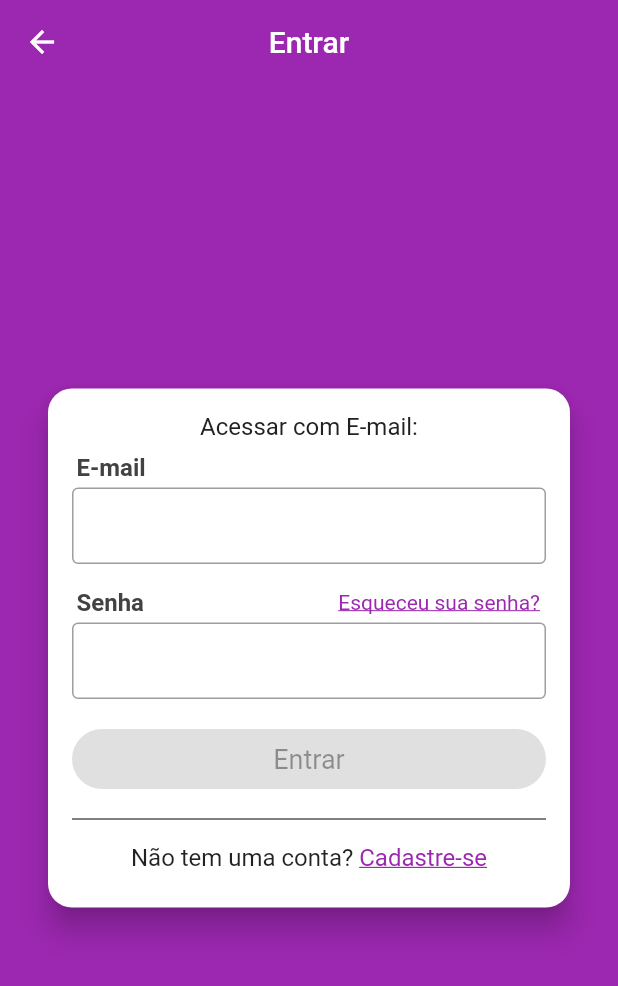
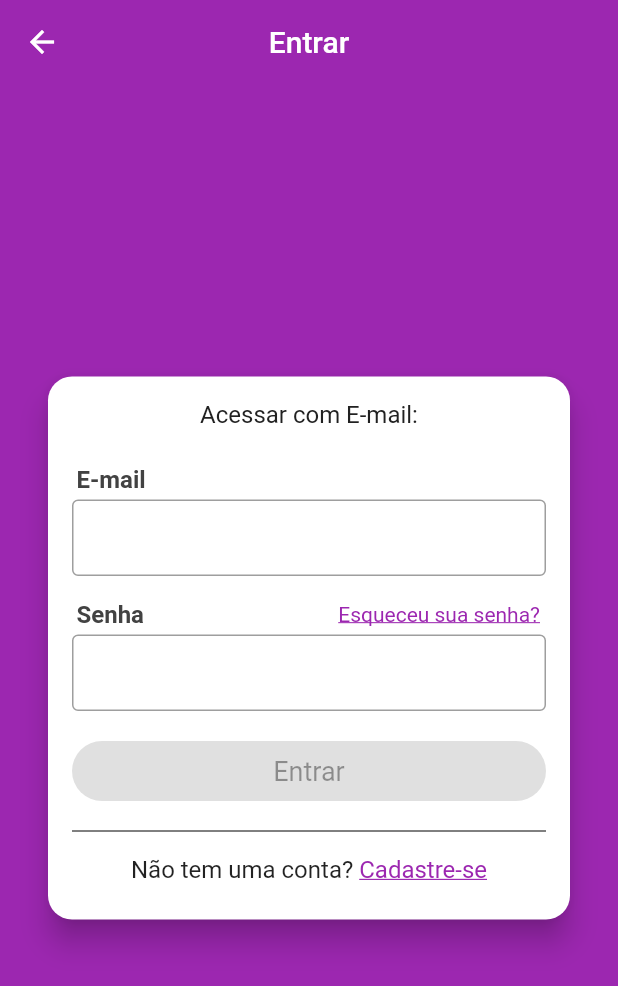
Before and after one commit to hipolito16/xlo_mobx, a Flutter app: the screen it shows after launch, in the side drawer, after a tap on "Acesse sua conta agora!", on a phone screen of 412 x 824 dp. Shown: the top 986 px of the screen. Run offline on Flutter 3.47's test engine with Material 2 defaults, Android fonts, the phone set to English and light mode, and no system bars; our stand-ins replace brasil_fields, flutter_mobx, get_it, mobx, parse_server_sdk_flutter; accounts and stored records are empty; generated files the repository leaves out were written again.

```diff
--- a/lib/components/custom_drawer/custom_drawer.dart
+++ b/lib/components/custom_drawer/custom_drawer.dart
@@ -14,7 +14,7 @@ class CustomDrawer extends StatelessWidget {
           child: Drawer(
               child: ListView(
             children: [
-              const CustomDrawerHeader(),
+              CustomDrawerHeader(),
               PageSection(),
             ],
           ))),
--- a/lib/components/custom_drawer/custom_drawer_header.dart
+++ b/lib/components/custom_drawer/custom_drawer_header.dart
@@ -1,15 +1,25 @@
 import 'package:xlo_mobx/screens/login/login_screen.dart';
+import 'package:xlo_mobx/stores/user_manager_store.dart';
+import 'package:xlo_mobx/stores/page_store.dart';
+import 'package:flutter_mobx/flutter_mobx.dart';
 import 'package:flutter/material.dart';
+import 'package:get_it/get_it.dart';
 
 class CustomDrawerHeader extends StatelessWidget {
-  const CustomDrawerHeader({super.key});
+  CustomDrawerHeader({super.key});
+
+  final UserManagerStore userManagerStore = GetIt.I<UserManagerStore>();
 
   @override
   Widget build(BuildContext context) {
     return GestureDetector(
       onTap: () {
         Navigator.of(context).pop();
+        if (userManagerStore.isLoggedIn) {
+          GetIt.I<PageStore>().setPage(4);
+        } else {
           Navigator.of(context).push(MaterialPageRoute(builder: (_) => LoginScreen()));
+        }
       },
       child: Container(
         color: Colors.purple,
@@ -23,24 +33,28 @@ class CustomDrawerHeader extends StatelessWidget {
               child: Column(
                 mainAxisAlignment: MainAxisAlignment.center,
                 crossAxisAlignment: CrossAxisAlignment.start,
-                children: const [
-                  Text(
-                    'Acesse sua conta agora!',
-                    style: TextStyle(
+                children: [
+                  Observer(builder: (_) {
+                    return Text(
+                      userManagerStore.isLoggedIn ? userManagerStore.user!.name! : 'Acesse sua conta agora!',
+                      style: const TextStyle(
                         color: Colors.white,
                         fontSize: 16,
                         fontWeight: FontWeight.w500,
                       ),
-                  ),
-                  SizedBox(height: 5),
-                  Text(
-                    'Clique aqui',
-                    style: TextStyle(
+                    );
+                  }),
+                  const SizedBox(height: 5),
+                  Observer(builder: (_) {
+                    return Text(
+                      userManagerStore.isLoggedIn ? userManagerStore.user!.email! : 'Clique aqui',
+                      style: const TextStyle(
                         color: Colors.white,
                         fontSize: 14,
                         fontWeight: FontWeight.w400,
                       ),
-                  ),
+                    );
+                  }),
                 ],
               ),
             ),
--- a/lib/components/custom_drawer/page_section.dart
+++ b/lib/components/custom_drawer/page_section.dart
@@ -1,11 +1,14 @@
 import 'package:xlo_mobx/components/custom_drawer/page_tile.dart';
+import 'package:xlo_mobx/stores/user_manager_store.dart';
 import 'package:xlo_mobx/stores/page_store.dart';
+import 'package:flutter_mobx/flutter_mobx.dart';
 import 'package:flutter/material.dart';
 import 'package:get_it/get_it.dart';
 
 class PageSection extends StatelessWidget {
   PageSection({super.key});
 
+  final UserManagerStore userManagerStore = GetIt.I<UserManagerStore>();
   final PageStore pageStore = GetIt.I<PageStore>();
 
   @override
@@ -52,6 +55,21 @@ class PageSection extends StatelessWidget {
           },
           highlighted: pageStore.page == 4,
         ),
+          Observer(
+            builder: (_) {
+              return Visibility(
+                visible: userManagerStore.isLoggedIn,
+                child: PageTile(
+                  label: 'Sair',
+                  iconData: Icons.exit_to_app,
+                  onTap: () {
+                    userManagerStore.logout();
+                  },
+                  highlighted: false,
+                ),
+              );
+            }
+          ),
       ],
     );
   }
--- a/lib/main.dart
+++ b/lib/main.dart
@@ -1,4 +1,5 @@
 import 'package:parse_server_sdk_flutter/parse_server_sdk_flutter.dart';
+import 'package:xlo_mobx/stores/user_manager_store.dart';
 import 'package:xlo_mobx/screens/base/base_screen.dart';
 import 'package:xlo_mobx/stores/page_store.dart';
 import 'package:flutter/material.dart';
@@ -6,13 +7,14 @@ import 'package:get_it/get_it.dart';
 
 void main() async {
   WidgetsFlutterBinding.ensureInitialized();
-  initializeParse();
+  await initializeParse();
   setupLocators();
   runApp(const MyApp());
 }
 
 void setupLocators() {
   GetIt.I.registerSingleton(PageStore());
+  GetIt.I.registerSingleton(UserManagerStore());
 }
 
 Future<void> initializeParse() async {
--- a/lib/repositories/user_repository.dart
+++ b/lib/repositories/user_repository.dart
@@ -30,4 +30,31 @@ class UserRepository {
       createdAt: parseUser.get(keyUserCreatedAt),
     );
   }
+
+  Future<User> loginWithEmail(String email, String password) async {
+    final parseUser = ParseUser(email, password, null);
+
+    final response = await parseUser.login();
+
+    if (response.success) {
+      return mapParseToUser(response.result);
+    } else {
+      return Future.error(ParseErrors.getDescription(response.error!.code)!);
+    }
+  }
+
+  Future<User?> currentUser() async {
+    final parseUser = await ParseUser.currentUser();
+
+    if (parseUser != null) {
+      final response = await ParseUser.getCurrentUserFromServer(parseUser.sessionToken!);
+
+      if (response!.success) {
+        return mapParseToUser(response.result);
+      } else {
+        await parseUser.logout();
+      }
+    }
+    return null;
+  }
 }
--- a/lib/screens/base/base_screen.dart
+++ b/lib/screens/base/base_screen.dart
@@ -1,3 +1,4 @@
+import 'package:xlo_mobx/screens/create/create_screen.dart';
 import 'package:xlo_mobx/screens/home/home_screen.dart';
 import 'package:xlo_mobx/stores/page_store.dart';
 import 'package:flutter/material.dart';
@@ -31,7 +32,7 @@ class _BaseScreenState extends State<BaseScreen> {
       physics: const NeverScrollableScrollPhysics(),
       children: [
         const HomeScreen(),
-        Container(color: Colors.green),
+        const CreateScreen(),
         Container(color: Colors.yellow),
         Container(color: Colors.purple),
         Container(color: Colors.brown),
--- a/lib/screens/login/login_screen.dart
+++ b/lib/screens/login/login_screen.dart
@@ -1,7 +1,8 @@
+import 'package:xlo_mobx/screens/signup/signup_screen.dart';
+import 'package:xlo_mobx/components/error_box.dart';
+import 'package:xlo_mobx/stores/login_store.dart';
 import 'package:flutter_mobx/flutter_mobx.dart';
-import 'package:xlo_mobx/screens/signup/signup_screen.dart';
 import 'package:flutter/material.dart';
-import 'package:xlo_mobx/stores/login_store.dart';
 
 class LoginScreen extends StatelessWidget {
   LoginScreen({super.key});
@@ -30,6 +31,13 @@ class LoginScreen extends StatelessWidget {
                       padding: const EdgeInsets.all(16),
                       child: Column(crossAxisAlignment: CrossAxisAlignment.stretch, mainAxisSize: MainAxisSize.min, children: [
                         Text('Acessar com E-mail:', textAlign: TextAlign.center, style: TextStyle(fontSize: 16, color: Colors.grey[900])),
+                        Observer(builder: (_) {
+                          return Padding(
+                              padding: const EdgeInsets.symmetric(vertical: 8),
+                              child: ErrorBox(
+                                message: loginStore.error,
+                              ));
+                        }),
                         Padding(
                             padding: const EdgeInsets.only(left: 3, bottom: 4, top: 8), child: Text('E-mail', style: TextStyle(color: Colors.grey[800], fontSize: 16, fontWeight: FontWeight.w700))),
                         Observer(builder: (_) {
--- a/lib/screens/signup/signup_screen.dart
+++ b/lib/screens/signup/signup_screen.dart
@@ -1,5 +1,5 @@
+import 'package:xlo_mobx/screens/signup/components/field_title.dart';
 import 'package:xlo_mobx/components/error_box.dart';
-import 'package:xlo_mobx/screens/signup/components/field_title.dart';
 import 'package:xlo_mobx/stores/signup_store.dart';
 import 'package:brasil_fields/brasil_fields.dart';
 import 'package:flutter_mobx/flutter_mobx.dart';
--- a/lib/stores/signup_store.dart
+++ b/lib/stores/signup_store.dart
@@ -1,6 +1,8 @@
 import 'package:xlo_mobx/repositories/user_repository.dart';
+import 'package:xlo_mobx/stores/user_manager_store.dart';
 import 'package:xlo_mobx/helpers/extensions.dart';
 import 'package:xlo_mobx/models/user.dart';
+import 'package:get_it/get_it.dart';
 import 'package:mobx/mobx.dart';
 
 part 'signup_store.g.dart';
@@ -122,7 +124,8 @@ abstract class _SignUpStore with Store {
     final user = User(name: name!, email: email!, phone: phone!, password: pass1!);
 
     try {
-      await UserRepository().signUp(user);
+      final resultUser = await UserRepository().signUp(user);
+      GetIt.I<UserManagerStore>().setUser(resultUser);
     } catch (e) {
       error = e as String;
     }
--- /dev/null
+++ b/lib/stores/user_manager_store.dart
@@ -0,0 +1,34 @@
+import 'package:parse_server_sdk_flutter/parse_server_sdk_flutter.dart';
+import 'package:xlo_mobx/repositories/user_repository.dart';
+import 'package:xlo_mobx/models/user.dart';
+import 'package:mobx/mobx.dart';
+
+part 'user_manager_store.g.dart';
+
+class UserManagerStore = _UserManagerStore with _$UserManagerStore;
+
+abstract class _UserManagerStore with Store {
+  _UserManagerStore() {
+    _getCurrentUser();
+  }
+
+  @observable
+  User? user;
+
+  @action
+  void setUser(User? value) => user = value;
+
+  @computed
+  bool get isLoggedIn => user != null;
+
+  Future<void> _getCurrentUser() async {
+    final user = await UserRepository().currentUser();
+    setUser(user!);
+  }
+
+  Future<void> logout() async {
+    final user = await ParseUser.currentUser();
+    await user.logout();
+    setUser(null);
+  }
+}
```
Also changed, not shown: lib/screens/create/create_screen.dart (added, +61 -0 lines), lib/stores/login_store.dart (+10 -2 lines), lib/stores/user_manager_store.g.dart (added). Lines whose indentation alone changed are shown as unchanged.
